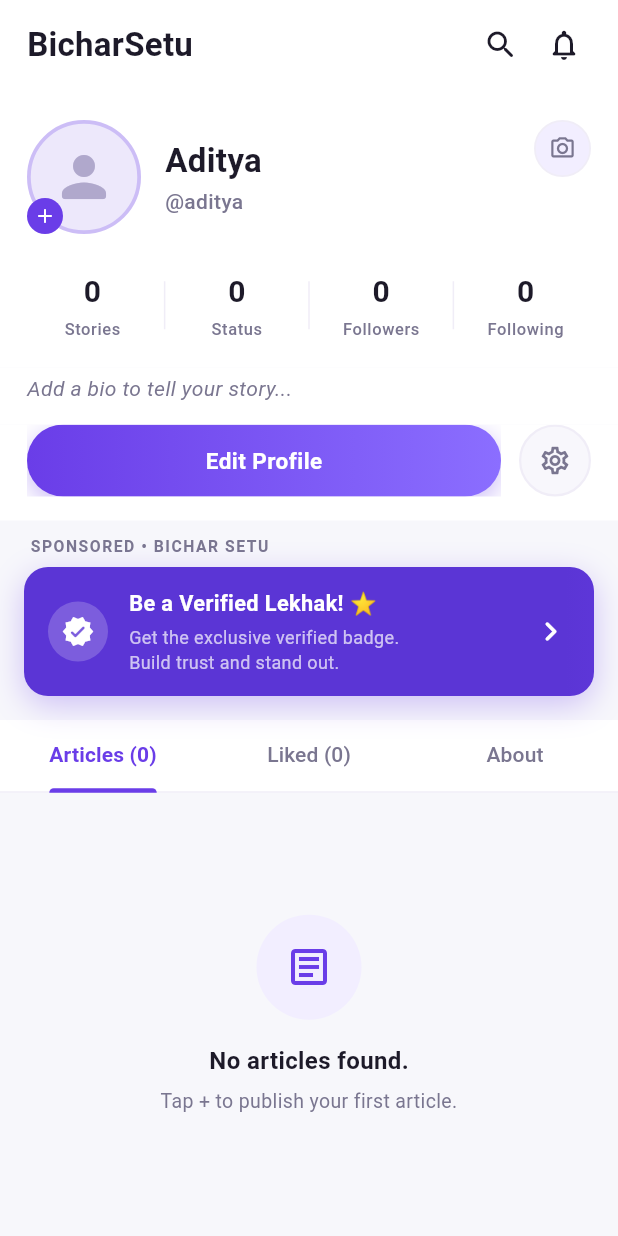
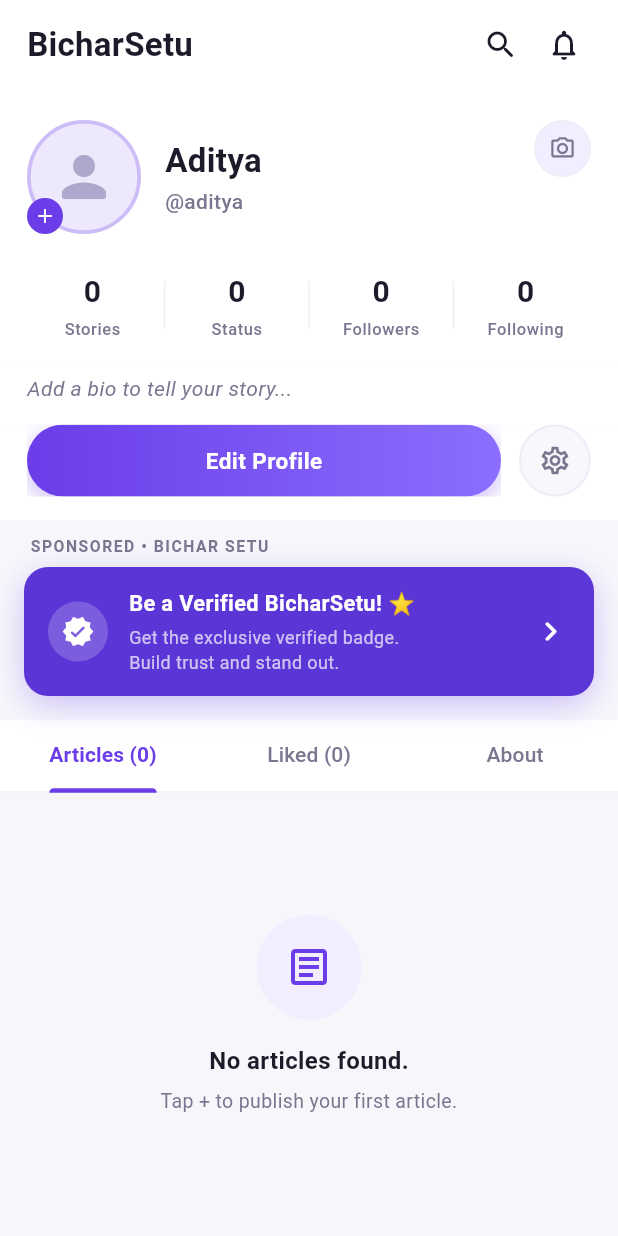
Before and after one commit to nimishapant/BicharSetu, a Flutter app: the ProfileScreen screen opened directly, on a phone screen of 412 x 824 dp. Run offline on Flutter 3.47's test engine with Material 3 defaults, Android fonts, the phone set to English and light mode, and no system bars.

Commit message:
replacing lekakh in bicharsetu

```diff
--- a/lib/profile_screen.dart
+++ b/lib/profile_screen.dart
@@ -405,7 +405,7 @@ class _ActionRow extends StatelessWidget {
 }
 
 // ─────────────────────────────────────────────────────────────────────────────
-// Verified Lekhak Banner
+// Verified BicharSetu Banner
 // ─────────────────────────────────────────────────────────────────────────────
 class _VerifiedBanner extends StatefulWidget {
   @override
@@ -500,7 +500,7 @@ class _VerifiedBannerState extends State<_VerifiedBanner>
                       crossAxisAlignment: CrossAxisAlignment.start,
                       children: [
                         Text(
-                          'Be a Verified Lekhak! ⭐',
+                          'Be a Verified BicharSetu! ⭐',
                           style: TextStyle(
                             color: Colors.white,
                             fontWeight: FontWeight.w700,
```
